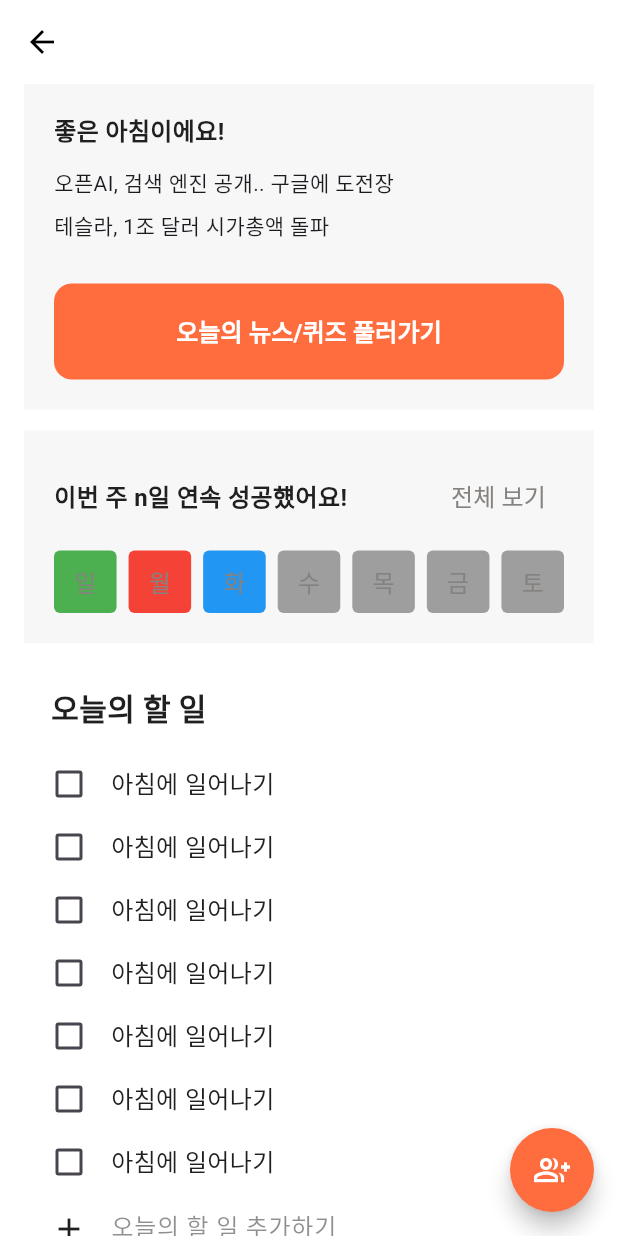
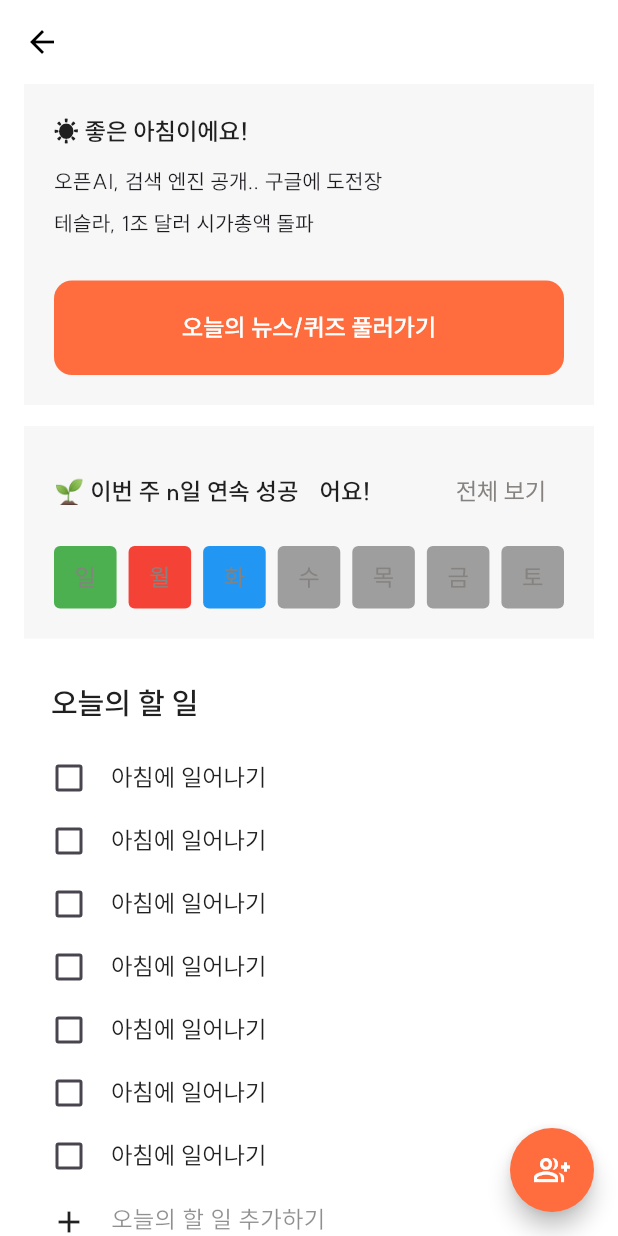
Before and after one commit to hajithon/team1-mobile, a Flutter app: the HomeScreen screen opened by its route, scrolled down 91 dp, on a phone screen of 412 x 824 dp. Run offline on Flutter 3.47's test engine with Material 3 defaults, Android fonts, the phone set to English and light mode, and no system bars; drawn by our look-alikes of flutter_speed_dial; our stand-ins replace dio, flutter_secure_storage, flutter_svg, get, hive, image_picker and 1 more; accounts and stored records are empty; network calls fail; project files that could hold a hidden picture were left out.

Commit message:
feat: 폰트 추가

```diff
--- a/lib/const/color/color.dart
+++ b/lib/const/color/color.dart
@@ -1,4 +1,6 @@
 import 'package:flutter/material.dart';
+
+
 
 const titleTextColor = Color(0xFF202020);
 
--- a/lib/main.dart
+++ b/lib/main.dart
@@ -12,6 +12,9 @@ void main() async {
       debugShowCheckedModeBanner: false,
       initialRoute: TestScreen.routeName,
       getPages: AppPages.pages,
+      theme: ThemeData(
+        fontFamily: 'SUIT',
+      ),
     ),
   );
 }
--- a/lib/pages/home/home_screen.dart
+++ b/lib/pages/home/home_screen.dart
@@ -49,7 +49,7 @@ class _HomeScreenState extends State<HomeScreen> {
 
             // 뉴스 및 퀴즈 풀러가기 카드
             const NewsCard(
-              title: '좋은 아침이에요!',
+              title: '☀️ 좋은 아침이에요!',
               headlines: [
                 '오픈AI, 검색 엔진 공개.. 구글에 도전장',
                 '테슬라, 1조 달러 시가총액 돌파',
@@ -59,7 +59,7 @@ class _HomeScreenState extends State<HomeScreen> {
 
             // 주간 스트릭 카드
             WeeklyStrictCard(
-              title: '이번 주 n일 연속 성공헀어요!',
+              title: '🌱 이번 주 n일 연속 성공헀어요!',
               stricts: _weeklyData,
             ),
             const SizedBox(height: 28.0),
```
Also changed, not shown: pubspec.yaml (+11 -4 lines), asset/font/SUIT-otf/SUIT-Bold.otf (added), asset/font/SUIT-otf/SUIT-ExtraBold.otf (added), asset/font/SUIT-otf/SUIT-ExtraLight.otf (added), asset/font/SUIT-otf/SUIT-Heavy.otf (added), asset/font/SUIT-otf/SUIT-Light.otf (added), asset/font/SUIT-otf/SUIT-Medium.otf (added), asset/font/SUIT-otf/SUIT-Regular.otf (added), asset/font/SUIT-otf/SUIT-SemiBold.otf (added), asset/font/SUIT-otf/SUIT-Thin.otf (added), 1 other file.
